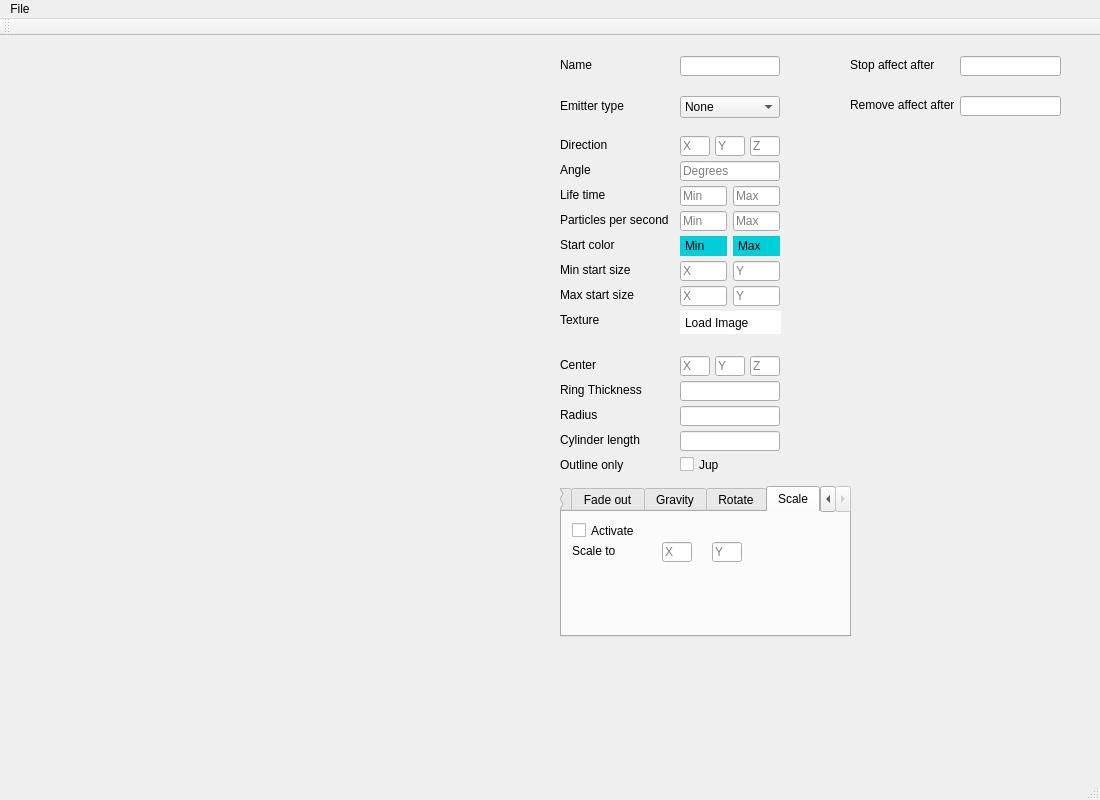
First picture: the form in tools/ParticleEditor/mainwindow.ui, repository threkk/psibranch3irrlicht, before the edit.
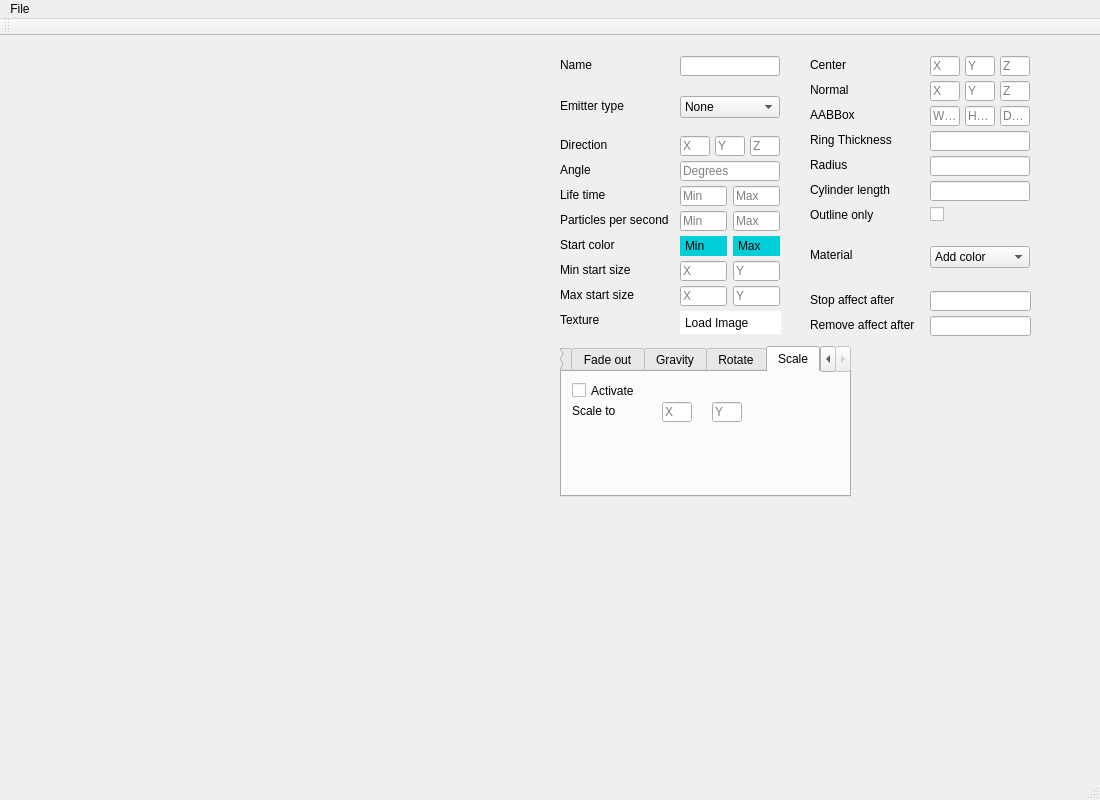
Second picture: the form after the edit.

Commit message: Added normal, Aabbox and material fields + functionality of the material field

Diff of the .ui file:
```diff
--- a/tools/ParticleEditor/mainwindow.ui
+++ b/tools/ParticleEditor/mainwindow.ui
@@ -502,8 +502,8 @@
    <widget class="QLabel" name="label_Center">
     <property name="geometry">
      <rect>
-      <x>560</x>
-      <y>320</y>
+      <x>810</x>
+      <y>20</y>
       <width>120</width>
       <height>16</height>
      </rect>
@@ -518,8 +518,8 @@
    <widget class="QLineEdit" name="lineEdit_Center_Z">
     <property name="geometry">
      <rect>
-      <x>750</x>
-      <y>320</y>
+      <x>1000</x>
+      <y>20</y>
       <width>30</width>
       <height>20</height>
      </rect>
@@ -534,8 +534,8 @@
    <widget class="QLineEdit" name="lineEdit_Center_X">
     <property name="geometry">
      <rect>
-      <x>680</x>
-      <y>320</y>
+      <x>930</x>
+      <y>20</y>
       <width>30</width>
       <height>20</height>
      </rect>
@@ -547,8 +547,8 @@
    <widget class="QLineEdit" name="lineEdit_Center_Y">
     <property name="geometry">
      <rect>
-      <x>715</x>
-      <y>320</y>
+      <x>965</x>
+      <y>20</y>
       <width>30</width>
       <height>20</height>
      </rect>
@@ -560,8 +560,8 @@
    <widget class="QLabel" name="label_RingThickness">
     <property name="geometry">
      <rect>
-      <x>560</x>
-      <y>345</y>
+      <x>810</x>
+      <y>95</y>
       <width>120</width>
       <height>16</height>
      </rect>
@@ -576,8 +576,8 @@
    <widget class="QLineEdit" name="lineEdit_RingThickness">
     <property name="geometry">
      <rect>
-      <x>680</x>
-      <y>345</y>
+      <x>930</x>
+      <y>95</y>
       <width>100</width>
       <height>20</height>
      </rect>
@@ -592,8 +592,8 @@
    <widget class="QLabel" name="label_Radius">
     <property name="geometry">
      <rect>
-      <x>560</x>
-      <y>370</y>
+      <x>810</x>
+      <y>120</y>
       <width>120</width>
       <height>16</height>
      </rect>
@@ -608,8 +608,8 @@
    <widget class="QLineEdit" name="lineEdit_Radius">
     <property name="geometry">
      <rect>
-      <x>680</x>
-      <y>370</y>
+      <x>930</x>
+      <y>120</y>
       <width>100</width>
       <height>20</height>
      </rect>
@@ -624,8 +624,8 @@
    <widget class="QLineEdit" name="lineEdit_CylinderLength">
     <property name="geometry">
      <rect>
-      <x>680</x>
-      <y>395</y>
+      <x>930</x>
+      <y>145</y>
       <width>100</width>
       <height>20</height>
      </rect>
@@ -640,8 +640,8 @@
    <widget class="QLabel" name="label_CylinderLength">
     <property name="geometry">
      <rect>
-      <x>560</x>
-      <y>395</y>
+      <x>810</x>
+      <y>145</y>
       <width>120</width>
       <height>16</height>
      </rect>
@@ -656,8 +656,8 @@
    <widget class="QLabel" name="label_OutlineOnly">
     <property name="geometry">
      <rect>
-      <x>560</x>
-      <y>420</y>
+      <x>810</x>
+      <y>170</y>
       <width>120</width>
       <height>16</height>
      </rect>
@@ -672,21 +672,21 @@
    <widget class="QCheckBox" name="checkBox_OutlineOnly">
     <property name="geometry">
      <rect>
-      <x>680</x>
-      <y>420</y>
-      <width>70</width>
+      <x>930</x>
+      <y>170</y>
+      <width>101</width>
       <height>17</height>
      </rect>
     </property>
     <property name="text">
-     <string>Jup</string>
+     <string/>
     </property>
    </widget>
    <widget class="QTabWidget" name="Affectors">
     <property name="geometry">
      <rect>
       <x>560</x>
-      <y>450</y>
+      <y>310</y>
       <width>291</width>
       <height>151</height>
      </rect>
@@ -1234,8 +1234,8 @@
    <widget class="QLineEdit" name="lineEdit_StopEmittingAfter">
     <property name="geometry">
      <rect>
-      <x>960</x>
-      <y>20</y>
+      <x>930</x>
+      <y>255</y>
       <width>101</width>
       <height>20</height>
      </rect>
@@ -1250,8 +1250,8 @@
    <widget class="QLineEdit" name="lineEdit_RemoveAffectAfter">
     <property name="geometry">
      <rect>
-      <x>960</x>
-      <y>60</y>
+      <x>930</x>
+      <y>280</y>
       <width>101</width>
       <height>20</height>
      </rect>
@@ -1266,8 +1266,8 @@
    <widget class="QLabel" name="label_OutlineOnly_2">
     <property name="geometry">
      <rect>
-      <x>850</x>
-      <y>20</y>
+      <x>810</x>
+      <y>255</y>
       <width>120</width>
       <height>16</height>
      </rect>
@@ -1282,8 +1282,8 @@
    <widget class="QLabel" name="label_OutlineOnly_3">
     <property name="geometry">
      <rect>
-      <x>850</x>
-      <y>60</y>
+      <x>810</x>
+      <y>280</y>
       <width>120</width>
       <height>16</height>
      </rect>
@@ -1295,6 +1295,161 @@
      <set>Qt::AlignBottom|Qt::AlignLeading|Qt::AlignLeft</set>
     </property>
    </widget>
+   <widget class="QLineEdit" name="lineEdit_Normal_Z">
+    <property name="geometry">
+     <rect>
+      <x>1000</x>
+      <y>45</y>
+      <width>30</width>
+      <height>20</height>
+     </rect>
+    </property>
+    <property name="inputMethodHints">
+     <set>Qt::ImhNone</set>
+    </property>
+    <property name="placeholderText">
+     <string>Z</string>
+    </property>
+   </widget>
+   <widget class="QLineEdit" name="lineEdit_Normal_Y">
+    <property name="geometry">
+     <rect>
+      <x>965</x>
+      <y>45</y>
+      <width>30</width>
+      <height>20</height>
+     </rect>
+    </property>
+    <property name="placeholderText">
+     <string>Y</string>
+    </property>
+   </widget>
+   <widget class="QLineEdit" name="lineEdit_Normal_X">
+    <property name="geometry">
+     <rect>
+      <x>930</x>
+      <y>45</y>
+      <width>30</width>
+      <height>20</height>
+     </rect>
+    </property>
+    <property name="placeholderText">
+     <string>X</string>
+    </property>
+   </widget>
+   <widget class="QLabel" name="label_Normal">
+    <property name="geometry">
+     <rect>
+      <x>810</x>
+      <y>45</y>
+      <width>120</width>
+      <height>16</height>
+     </rect>
+    </property>
+    <property name="text">
+     <string>Normal</string>
+    </property>
+    <property name="alignment">
+     <set>Qt::AlignBottom|Qt::AlignLeading|Qt::AlignLeft</set>
+    </property>
+   </widget>
+   <widget class="QLineEdit" name="lineEdit_Aabbox_Depth">
+    <property name="geometry">
+     <rect>
+      <x>1000</x>
+      <y>70</y>
+      <width>30</width>
+      <height>20</height>
+     </rect>
+    </property>
+    <property name="inputMethodHints">
+     <set>Qt::ImhNone</set>
+    </property>
+    <property name="placeholderText">
+     <string>Depth</string>
+    </property>
+   </widget>
+   <widget class="QLabel" name="label_Aabbox">
+    <property name="geometry">
+     <rect>
+      <x>810</x>
+      <y>70</y>
+      <width>120</width>
+      <height>16</height>
+     </rect>
+    </property>
+    <property name="text">
+     <string>AABBox</string>
+    </property>
+    <property name="alignment">
+     <set>Qt::AlignBottom|Qt::AlignLeading|Qt::AlignLeft</set>
+    </property>
+   </widget>
+   <widget class="QLineEdit" name="lineEdit_Aabbox_Height">
+    <property name="geometry">
+     <rect>
+      <x>965</x>
+      <y>70</y>
+      <width>30</width>
+      <height>20</height>
+     </rect>
+    </property>
+    <property name="placeholderText">
+     <string>Height</string>
+    </property>
+   </widget>
+   <widget class="QLineEdit" name="lineEdit_Aabbox_Width">
+    <property name="geometry">
+     <rect>
+      <x>930</x>
+      <y>70</y>
+      <width>30</width>
+      <height>20</height>
+     </rect>
+    </property>
+    <property name="placeholderText">
+     <string>Width</string>
+    </property>
+   </widget>
+   <widget class="QLabel" name="label_MaterialType">
+    <property name="geometry">
+     <rect>
+      <x>810</x>
+      <y>210</y>
+      <width>120</width>
+      <height>16</height>
+     </rect>
+    </property>
+    <property name="text">
+     <string>Material</string>
+    </property>
+    <property name="alignment">
+     <set>Qt::AlignBottom|Qt::AlignLeading|Qt::AlignLeft</set>
+    </property>
+   </widget>
+   <widget class="QComboBox" name="comboBox_MaterialType">
+    <property name="geometry">
+     <rect>
+      <x>930</x>
+      <y>210</y>
+      <width>100</width>
+      <height>22</height>
+     </rect>
+    </property>
+    <property name="currentText">
+     <string>Add color</string>
+    </property>
+    <item>
+     <property name="text">
+      <string>Add color</string>
+     </property>
+    </item>
+    <item>
+     <property name="text">
+      <string>Solid color</string>
+     </property>
+    </item>
+   </widget>
   </widget>
   <widget class="QMenuBar" name="menuBar">
    <property name="geometry">
```
The commit also changes 7 other files.
